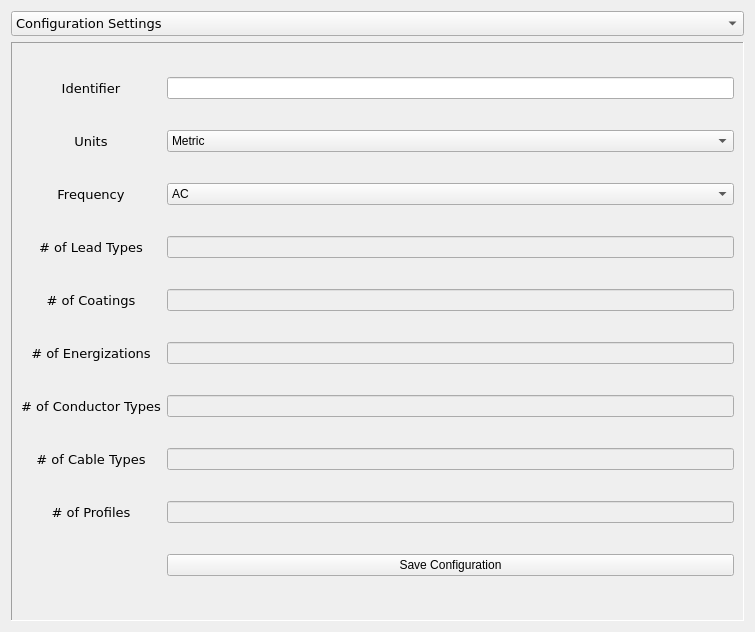
Above: ui/configuration_widget.ui from Eltee/cdegs-aid before the change. Below: the same form after it.
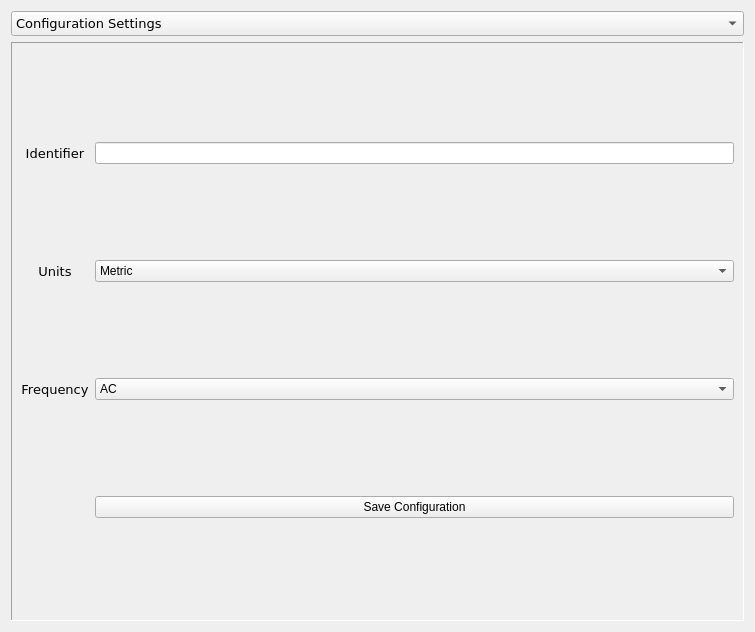
That is the form after the change. The open tabs and pages were chosen to show the change. Custom widgets are drawn as their Qt base class.

```diff
--- a/ui/configuration_widget.ui
+++ b/ui/configuration_widget.ui
@@ -111,15 +111,8 @@
      </property>
      <widget class="QWidget" name="page_settings">
       <layout class="QGridLayout" name="gridLayout_3">
-       <item row="8" column="1">
-        <widget class="QLineEdit" name="lineEdit_settings_profiles">
-         <property name="enabled">
-          <bool>false</bool>
-         </property>
-        </widget>
-       </item>
-       <item row="3" column="0">
-        <widget class="QLabel" name="label_4">
+       <item row="0" column="0">
+        <widget class="QLabel" name="label">
          <property name="font">
           <font>
            <family>Verdana</family>
@@ -127,44 +120,7 @@
           </font>
          </property>
          <property name="text">
-          <string># of Lead Types</string>
-         </property>
-         <property name="alignment">
-          <set>Qt::AlignCenter</set>
-         </property>
-        </widget>
-       </item>
-       <item row="3" column="1">
-        <widget class="QLineEdit" name="lineEdit_settings_lTypes">
-         <property name="enabled">
-          <bool>false</bool>
-         </property>
-        </widget>
-       </item>
-       <item row="7" column="1">
-        <widget class="QLineEdit" name="lineEdit_settings_cbTypes">
-         <property name="enabled">
-          <bool>false</bool>
-         </property>
-        </widget>
-       </item>
-       <item row="5" column="1">
-        <widget class="QLineEdit" name="lineEdit_settings_energizations">
-         <property name="enabled">
-          <bool>false</bool>
-         </property>
-        </widget>
-       </item>
-       <item row="6" column="0">
-        <widget class="QLabel" name="label_7">
-         <property name="font">
-          <font>
-           <family>Verdana</family>
-           <pointsize>10</pointsize>
-          </font>
-         </property>
-         <property name="text">
-          <string># of Conductor Types</string>
+          <string>Identifier</string>
          </property>
          <property name="alignment">
           <set>Qt::AlignCenter</set>
@@ -202,36 +158,6 @@
        <item row="0" column="1">
         <widget class="QLineEdit" name="lineEdit_settings_identifier"/>
        </item>
-       <item row="4" column="1">
-        <widget class="QLineEdit" name="lineEdit_settings_coatings">
-         <property name="enabled">
-          <bool>false</bool>
-         </property>
-        </widget>
-       </item>
-       <item row="6" column="1">
-        <widget class="QLineEdit" name="lineEdit_settings_cTypes">
-         <property name="enabled">
-          <bool>false</bool>
-         </property>
-        </widget>
-       </item>
-       <item row="0" column="0">
-        <widget class="QLabel" name="label">
-         <property name="font">
-          <font>
-           <family>Verdana</family>
-           <pointsize>10</pointsize>
-          </font>
-         </property>
-         <property name="text">
-          <string>Identifier</string>
-         </property>
-         <property name="alignment">
-          <set>Qt::AlignCenter</set>
-         </property>
-        </widget>
-       </item>
        <item row="1" column="0">
         <widget class="QLabel" name="label_2">
          <property name="font">
@@ -264,71 +190,7 @@
          </property>
         </widget>
        </item>
-       <item row="4" column="0">
-        <widget class="QLabel" name="label_5">
-         <property name="font">
-          <font>
-           <family>Verdana</family>
-           <pointsize>10</pointsize>
-          </font>
-         </property>
-         <property name="text">
-          <string># of Coatings</string>
-         </property>
-         <property name="alignment">
-          <set>Qt::AlignCenter</set>
-         </property>
-        </widget>
-       </item>
-       <item row="5" column="0">
-        <widget class="QLabel" name="label_6">
-         <property name="font">
-          <font>
-           <family>Verdana</family>
-           <pointsize>10</pointsize>
-          </font>
-         </property>
-         <property name="text">
-          <string># of Energizations</string>
-         </property>
-         <property name="alignment">
-          <set>Qt::AlignCenter</set>
-         </property>
-        </widget>
-       </item>
-       <item row="7" column="0">
-        <widget class="QLabel" name="label_8">
-         <property name="font">
-          <font>
-           <family>Verdana</family>
-           <pointsize>10</pointsize>
-          </font>
-         </property>
-         <property name="text">
-          <string># of Cable Types</string>
-         </property>
-         <property name="alignment">
-          <set>Qt::AlignCenter</set>
-         </property>
-        </widget>
-       </item>
-       <item row="8" column="0">
-        <widget class="QLabel" name="label_9">
-         <property name="font">
-          <font>
-           <family>Verdana</family>
-           <pointsize>10</pointsize>
-          </font>
-         </property>
-         <property name="text">
-          <string># of Profiles</string>
-         </property>
-         <property name="alignment">
-          <set>Qt::AlignCenter</set>
-         </property>
-        </widget>
-       </item>
-       <item row="9" column="1">
+       <item row="3" column="1">
         <widget class="QPushButton" name="pushButton_save_conf">
          <property name="text">
           <string>Save Configuration</string>
```
Left out of the diff: 101 changed lines with no effect on the pictures.
